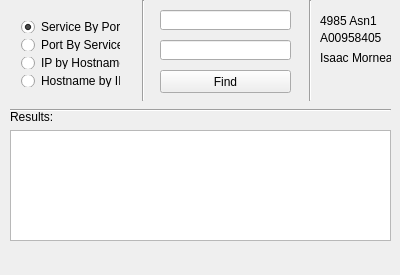
Before: the Qt Designer form mainwindow.ui in isaacmorneau/4985_asn1, drawn with Qt 5.
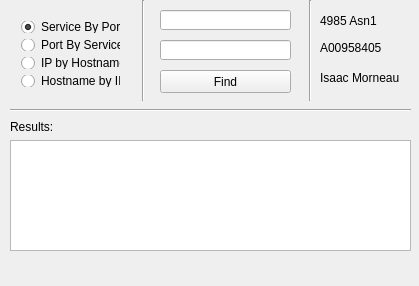
After: the same form once the commit is applied.

Commit message:
slight UI fixes for text width on windows 10
also added manual poll for window events to hide freeze with blocking
call

What changed in the file:
```diff
--- a/mainwindow.ui
+++ b/mainwindow.ui
@@ -9,8 +9,8 @@
    <rect>
     <x>0</x>
     <y>0</y>
-    <width>400</width>
-    <height>275</height>
+    <width>419</width>
+    <height>286</height>
    </rect>
   </property>
   <property name="sizePolicy">
@@ -19,18 +19,6 @@
     <verstretch>0</verstretch>
    </sizepolicy>
   </property>
-  <property name="minimumSize">
-   <size>
-    <width>400</width>
-    <height>275</height>
-   </size>
-  </property>
-  <property name="maximumSize">
-   <size>
-    <width>400</width>
-    <height>275</height>
-   </size>
-  </property>
   <property name="windowTitle">
    <string>4985 Asn1 - A00958405</string>
   </property>
@@ -65,7 +53,7 @@
     <property name="geometry">
      <rect>
       <x>10</x>
-      <y>110</y>
+      <y>120</y>
       <width>47</width>
       <height>13</height>
      </rect>
@@ -91,8 +79,8 @@
     <property name="geometry">
      <rect>
       <x>10</x>
-      <y>130</y>
-      <width>381</width>
+      <y>140</y>
+      <width>401</width>
       <height>111</height>
      </rect>
     </property>
@@ -102,7 +90,7 @@
      <rect>
       <x>10</x>
       <y>100</y>
-      <width>381</width>
+      <width>401</width>
       <height>21</height>
      </rect>
     </property>
@@ -128,7 +116,7 @@
      <rect>
       <x>320</x>
       <y>10</y>
-      <width>61</width>
+      <width>91</width>
       <height>21</height>
      </rect>
     </property>
@@ -140,8 +128,8 @@
     <property name="geometry">
      <rect>
       <x>320</x>
-      <y>30</y>
-      <width>61</width>
+      <y>40</y>
+      <width>91</width>
       <height>16</height>
      </rect>
     </property>
@@ -153,8 +141,8 @@
     <property name="geometry">
      <rect>
       <x>320</x>
-      <y>50</y>
-      <width>71</width>
+      <y>70</y>
+      <width>91</width>
       <height>16</height>
      </rect>
     </property>
@@ -175,7 +163,7 @@
      <enum>Qt::Vertical</enum>
     </property>
    </widget>
-   <widget class="QWidget" name="">
+   <widget class="QWidget" name="layoutWidget">
     <property name="geometry">
      <rect>
       <x>10</x>
```
Left out of the diff: 8 changed lines with no effect on the pictures. The commit also changes 2 other files.
